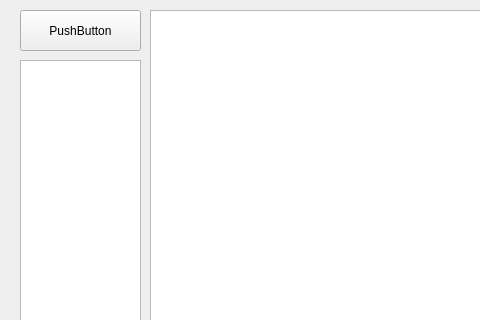
Old version of the form BurstPicker/mainwindow.ui in the repository beliyugnetatel/burst-mode-picker; both pictures show x 0 to 480 and y 0 to 320 of the 1164 by 854 pixel window.
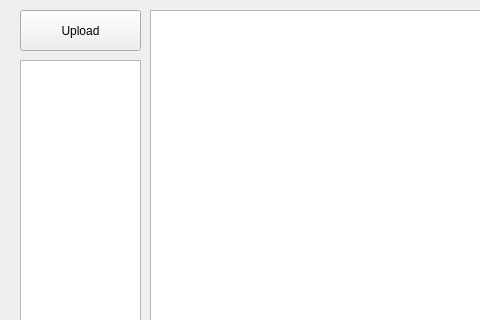
New version of the form.

Commit message: OpenFolder func

Patch:
```diff
--- a/BurstPicker/mainwindow.ui
+++ b/BurstPicker/mainwindow.ui
@@ -24,7 +24,7 @@
      </rect>
     </property>
     <property name="text">
-     <string>PushButton</string>
+     <string>Upload</string>
     </property>
    </widget>
    <widget class="QGraphicsView" name="graphicsView">
```
The commit also changes 2 other files.
